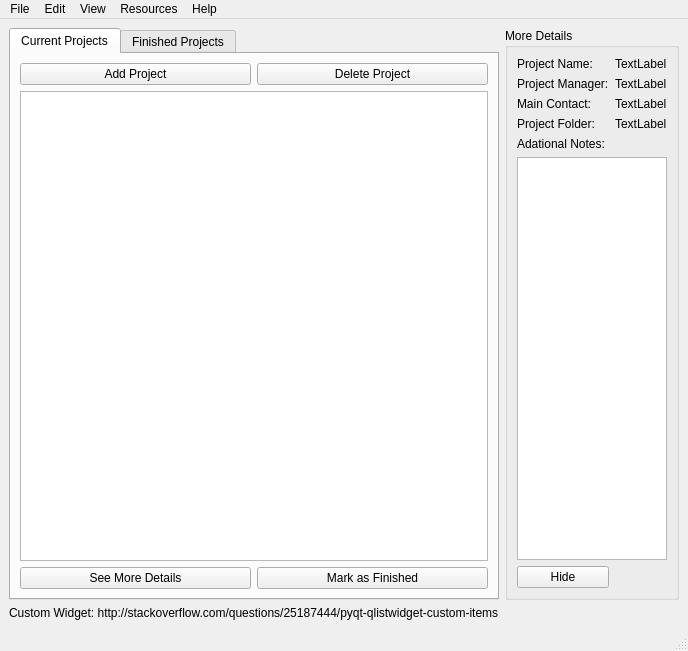
This is Main_GUI.ui in simplesports/ProjectManager as Qt 5 draws it before an edit. The edited form follows.
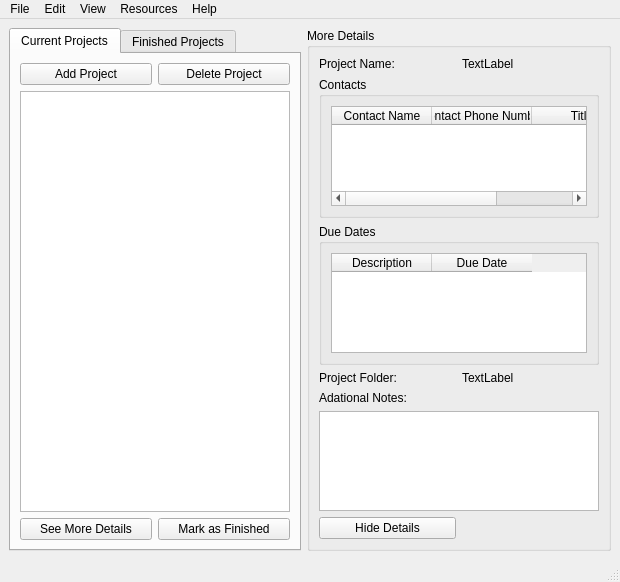
This is the edited form.

```diff
--- a/Main_GUI.ui
+++ b/Main_GUI.ui
@@ -6,8 +6,8 @@
    <rect>
     <x>0</x>
     <y>0</y>
-    <width>676</width>
-    <height>651</height>
+    <width>620</width>
+    <height>582</height>
    </rect>
   </property>
   <property name="windowTitle">
@@ -15,95 +15,6 @@
   </property>
   <widget class="QWidget" name="centralwidget">
    <layout class="QGridLayout" name="gridLayout">
-    <item row="1" column="0">
-     <widget class="QLabel" name="label_10">
-      <property name="text">
-       <string>Custom Widget: http://stackoverflow.com/questions/25187444/pyqt-qlistwidget-custom-items</string>
-      </property>
-     </widget>
-    </item>
-    <item row="0" column="1">
-     <widget class="QGroupBox" name="groupBox_More_Details">
-      <property name="title">
-       <string>More Details</string>
-      </property>
-      <layout class="QGridLayout" name="gridLayout_4">
-       <item row="3" column="1">
-        <widget class="QLabel" name="label_8">
-         <property name="text">
-          <string>TextLabel</string>
-         </property>
-        </widget>
-       </item>
-       <item row="1" column="0">
-        <widget class="QLabel" name="label_5">
-         <property name="text">
-          <string>Project Manager:</string>
-         </property>
-        </widget>
-       </item>
-       <item row="4" column="0">
-        <widget class="QLabel" name="label_9">
-         <property name="text">
-          <string>Adational Notes:</string>
-         </property>
-        </widget>
-       </item>
-       <item row="1" column="1">
-        <widget class="QLabel" name="label_6">
-         <property name="text">
-          <string>TextLabel</string>
-         </property>
-        </widget>
-       </item>
-       <item row="3" column="0">
-        <widget class="QLabel" name="label_7">
-         <property name="text">
-          <string>Project Folder:</string>
-         </property>
-        </widget>
-       </item>
-       <item row="2" column="1">
-        <widget class="QLabel" name="label_4">
-         <property name="text">
-          <string>TextLabel</string>
-         </property>
-        </widget>
-       </item>
-       <item row="2" column="0">
-        <widget class="QLabel" name="label_2">
-         <property name="text">
-          <string>Main Contact:</string>
-         </property>
-        </widget>
-       </item>
-       <item row="5" column="0" colspan="2">
-        <widget class="QTextEdit" name="textEdit"/>
-       </item>
-       <item row="0" column="1">
-        <widget class="QLabel" name="label_3">
-         <property name="text">
-          <string>TextLabel</string>
-         </property>
-        </widget>
-       </item>
-       <item row="0" column="0">
-        <widget class="QLabel" name="label">
-         <property name="text">
-          <string>Project Name:</string>
-         </property>
-        </widget>
-       </item>
-       <item row="6" column="0">
-        <widget class="QPushButton" name="pushButton_3">
-         <property name="text">
-          <string>Hide</string>
-         </property>
-        </widget>
-       </item>
-      </layout>
-     </widget>
-    </item>
     <item row="0" column="0">
      <widget class="QTabWidget" name="tabWidget">
       <property name="currentIndex">
@@ -129,7 +40,7 @@
          </widget>
         </item>
         <item row="1" column="0" colspan="2">
-         <widget class="QListWidget" name="list_Finished_Projects"/>
+         <widget class="QListWidget" name="list_Current_Projects"/>
         </item>
         <item row="2" column="0" colspan="2">
          <layout class="QHBoxLayout" name="horizontalLayout">
@@ -171,12 +82,117 @@
          </widget>
         </item>
         <item row="1" column="0" colspan="2">
-         <widget class="QListWidget" name="list_Finished_Projects_2"/>
+         <widget class="QListWidget" name="list_Finished_Projects"/>
         </item>
        </layout>
       </widget>
      </widget>
     </item>
+    <item row="0" column="1">
+     <widget class="QGroupBox" name="groupBox_More_Details">
+      <property name="title">
+       <string>More Details</string>
+      </property>
+      <layout class="QGridLayout" name="gridLayout_4">
+       <item row="6" column="0">
+        <widget class="QPushButton" name="Button_Hide_Details">
+         <property name="text">
+          <string>Hide Details</string>
+         </property>
+        </widget>
+       </item>
+       <item row="0" column="1">
+        <widget class="QLabel" name="text_ProjectName_CHANGE">
+         <property name="text">
+          <string>TextLabel</string>
+         </property>
+        </widget>
+       </item>
+       <item row="0" column="0">
+        <widget class="QLabel" name="label_ProjectName">
+         <property name="text">
+          <string>Project Name:</string>
+         </property>
+        </widget>
+       </item>
+       <item row="5" column="0" colspan="2">
+        <widget class="QTextEdit" name="textEdit"/>
+       </item>
+       <item row="1" column="0" colspan="2">
+        <widget class="QGroupBox" name="groupBox_Contacts">
+         <property name="title">
+          <string>Contacts</string>
+         </property>
+         <layout class="QGridLayout" name="gridLayout_5">
+          <item row="0" column="0">
+           <widget class="QTableWidget" name="tableWidget_Contacts">
+            <column>
+             <property name="text">
+              <string>Contact Name</string>
+             </property>
+            </column>
+            <column>
+             <property name="text">
+              <string>Contact Phone Number</string>
+             </property>
+            </column>
+            <column>
+             <property name="text">
+              <string>Title</string>
+             </property>
+            </column>
+           </widget>
+          </item>
+         </layout>
+        </widget>
+       </item>
+       <item row="3" column="1">
+        <widget class="QLabel" name="text_ProjectFolder_CHANGE">
+         <property name="text">
+          <string>TextLabel</string>
+         </property>
+        </widget>
+       </item>
+       <item row="4" column="0">
+        <widget class="QLabel" name="label_9">
+         <property name="text">
+          <string>Adational Notes:</string>
+         </property>
+        </widget>
+       </item>
+       <item row="3" column="0">
+        <widget class="QLabel" name="text_ProjectFolder">
+         <property name="text">
+          <string>Project Folder:</string>
+         </property>
+        </widget>
+       </item>
+       <item row="2" column="0" colspan="2">
+        <widget class="QGroupBox" name="groupBox_dueDates">
+         <property name="title">
+          <string>Due Dates</string>
+         </property>
+         <layout class="QGridLayout" name="gridLayout_6">
+          <item row="0" column="0">
+           <widget class="QTableWidget" name="tableWidget_DueDates">
+            <column>
+             <property name="text">
+              <string>Description</string>
+             </property>
+            </column>
+            <column>
+             <property name="text">
+              <string>Due Date</string>
+             </property>
+            </column>
+           </widget>
+          </item>
+         </layout>
+        </widget>
+       </item>
+      </layout>
+     </widget>
+    </item>
    </layout>
   </widget>
   <widget class="QMenuBar" name="menubar">
@@ -184,7 +200,7 @@
     <rect>
      <x>0</x>
      <y>0</y>
-     <width>676</width>
+     <width>620</width>
      <height>21</height>
     </rect>
    </property>
```
Left out of the diff: 4 changed lines with no effect on the pictures.
